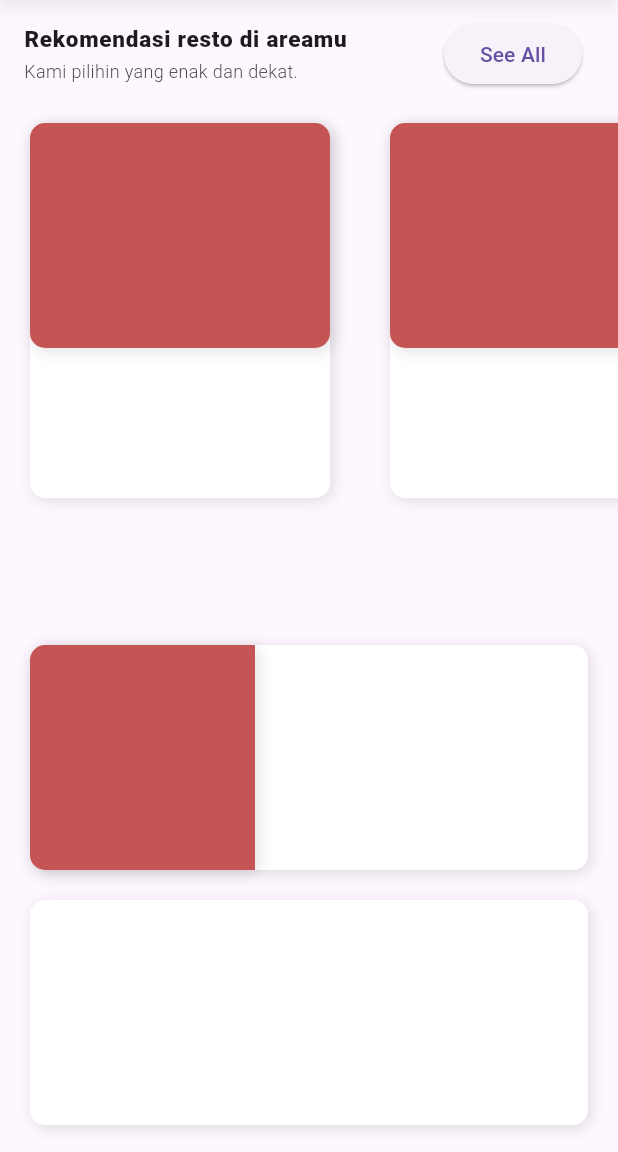
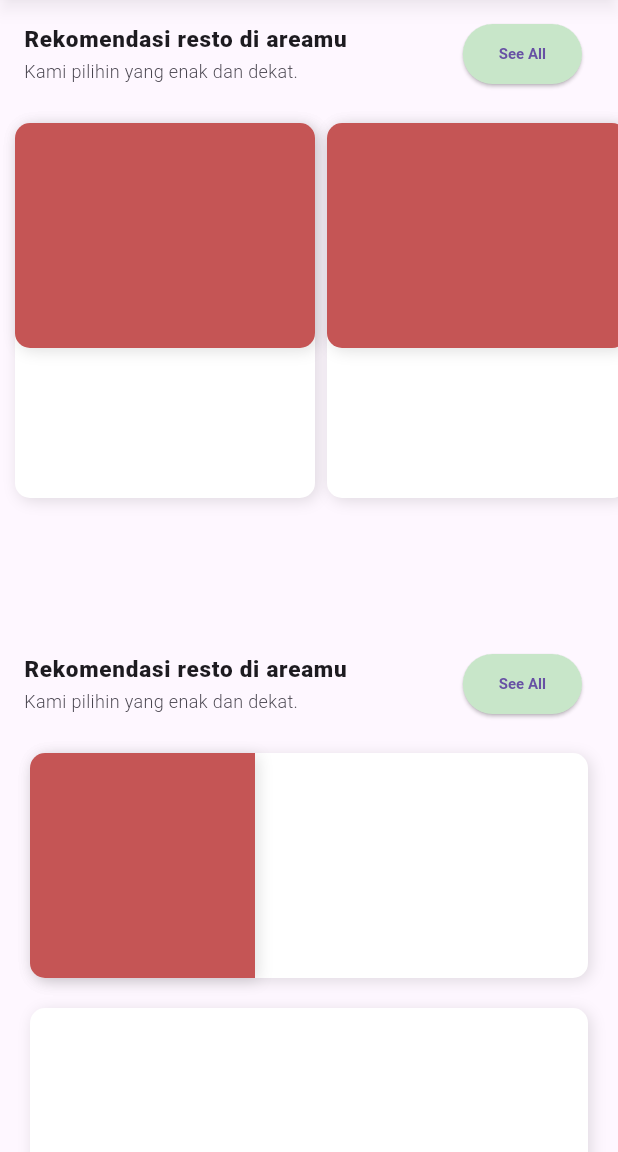
Before and after one commit to devabrahmasta/Gopuut_PandeMadeDevaBrahmasta_ITCMobile, a Flutter app: the screen it shows after launch, on a phone screen of 412 x 824 dp, the part 84-1236 px from its top. Run offline on Flutter 3.47's test engine with Material 3 defaults, Android fonts, the light colour scheme and no system bars; our stand-ins replace google_fonts.

Commit message:
button fix

```diff
--- a/lib/pages/landing_page.dart
+++ b/lib/pages/landing_page.dart
@@ -32,6 +32,7 @@ class LandingPage extends StatelessWidget {
             ],
           )),
       body: Column(
+
         children: [
           ListTile(
             title: Text('Rekomendasi resto di areamu',
@@ -47,18 +48,23 @@ class LandingPage extends StatelessWidget {
               ),
             ),
             trailing: ElevatedButton(
-                onPressed: () {},
-                child: Text('See All'),
-                style: ElevatedButton.styleFrom(
-                  primary: backgro,
-                )),
+              onPressed: () {},
+              child: Text('See All'),
+              style: ElevatedButton.styleFrom(
+                textStyle: TextStyle(
+                    fontWeight: FontWeight.w700,
+                    fontSize: 10,
+                    color: Colors.green),
+                backgroundColor: Colors.green.shade100,
+              ),
+            ),
           ),
           Expanded(
             child: ListView(
               scrollDirection: Axis.horizontal,
               children: [
                 Padding(
-                  padding: const EdgeInsets.fromLTRB(20, 10, 20, 15),
+                  padding: const EdgeInsets.fromLTRB(10, 10, 4, 15),
                   child: Stack(
                     children: [
                       Container(
@@ -95,7 +101,7 @@ class LandingPage extends StatelessWidget {
                   ),
                 ),
                 Padding(
-                  padding: const EdgeInsets.fromLTRB(20, 10, 20, 15),
+                  padding: const EdgeInsets.fromLTRB(4, 10, 4, 15),
                   child: Stack(
                     children: [
                       Container(
@@ -132,7 +138,7 @@ class LandingPage extends StatelessWidget {
                   ),
                 ),
                 Padding(
-                  padding: const EdgeInsets.fromLTRB(20, 10, 20, 15),
+                  padding: const EdgeInsets.fromLTRB(4, 10, 4, 15),
                   child: Stack(
                     children: [
                       Container(
@@ -177,6 +183,31 @@ class LandingPage extends StatelessWidget {
             flex: 1,
             child: ListView(
               children: [
+                ListTile(
+                  title: Text('Rekomendasi resto di areamu',
+                      style: TextStyle(
+                        fontSize: 15,
+                        fontWeight: FontWeight.w900,
+                      )),
+                  subtitle: Text(
+                    'Kami pilihin yang enak dan dekat.',
+                    style: TextStyle(
+                      fontWeight: FontWeight.w300,
+                      fontSize: 12,
+                    ),
+                  ),
+                  trailing: ElevatedButton(
+                    onPressed: () {},
+                    child: Text('See All'),
+                    style: ElevatedButton.styleFrom(
+                      textStyle: TextStyle(
+                          fontWeight: FontWeight.w700,
+                          fontSize: 10,
+                          color: Colors.green),
+                      backgroundColor: Colors.green.shade100,
+                    ),
+                  ),
+                ),
                 Padding(
                   padding: const EdgeInsets.fromLTRB(20, 10, 20, 15),
                   child: Stack(
@@ -235,6 +266,13 @@ class LandingPage extends StatelessWidget {
                   ),
                 ),
               ],
+            ),
+          ),
+        ],
+      ),
+    );
+  }
+}
               // scrollDirection: Axis.horizontal,
 
               // ListTile(
@@ -280,10 +318,3 @@ class LandingPage extends StatelessWidget {
               //   ),
 
               // ),
-            ),
-          ),
-        ],
-      ),
-    );
-  }
-}
```
